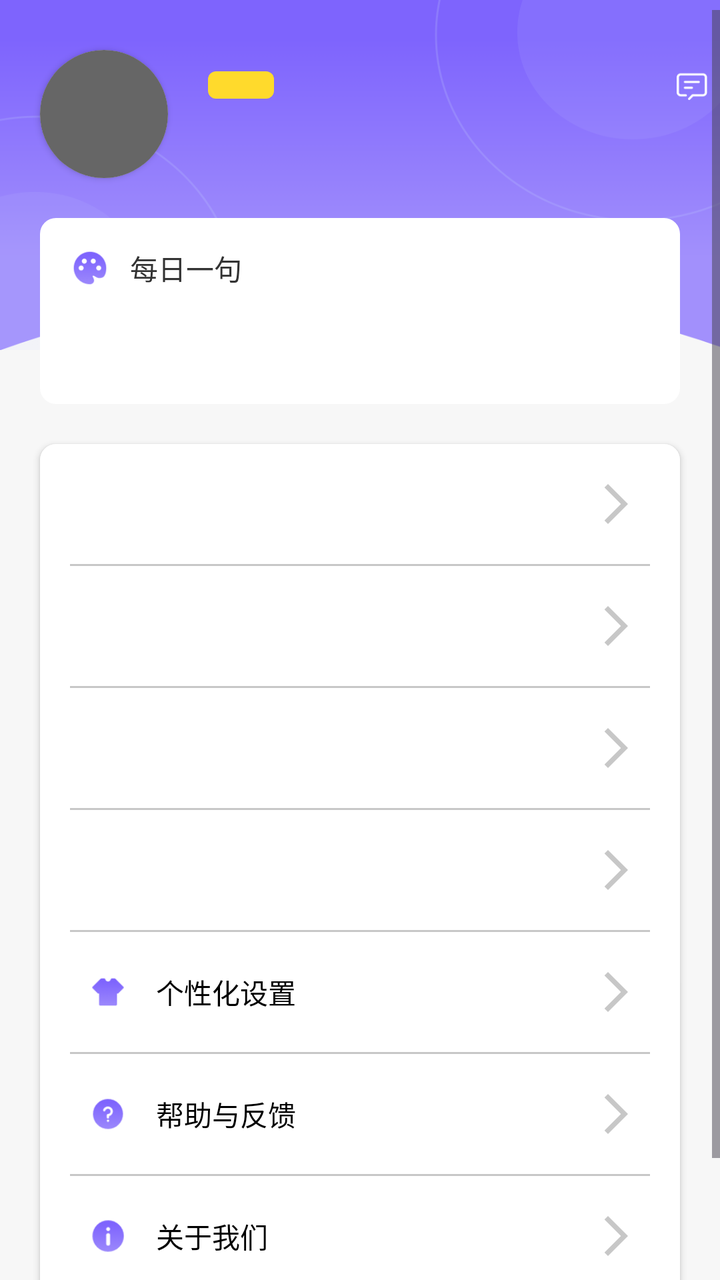
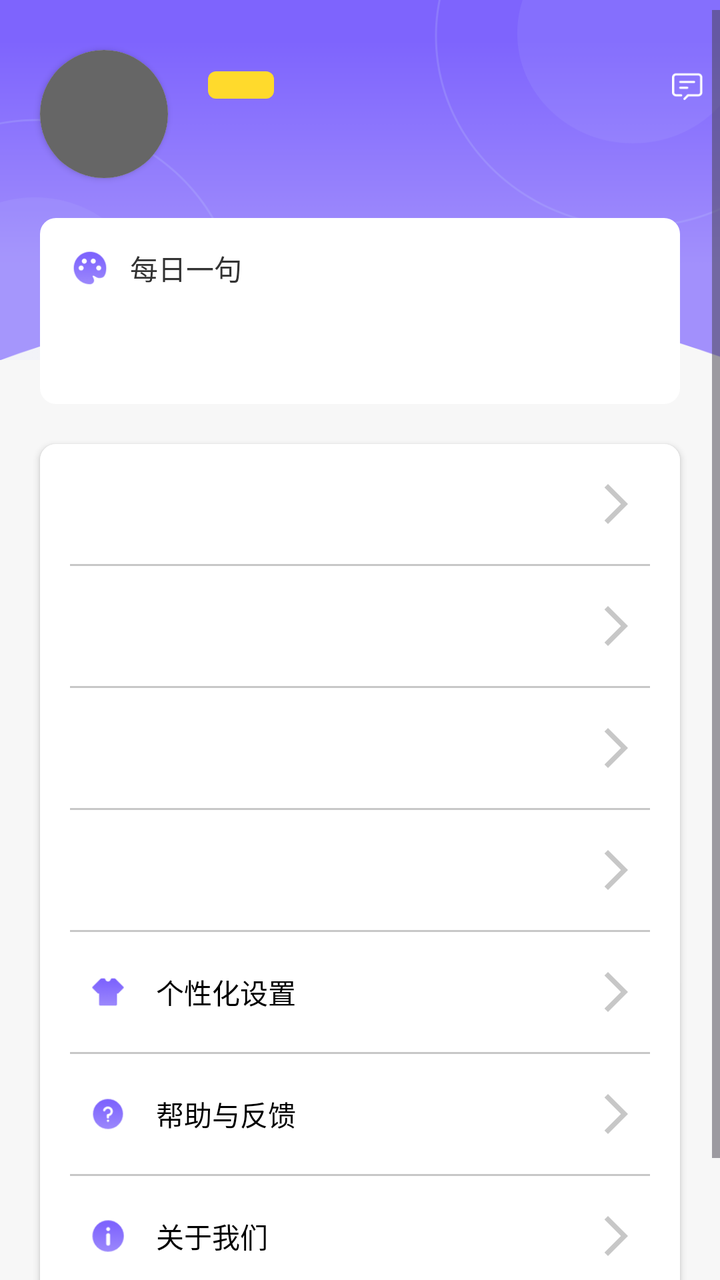

Screens rendered from an Android XML layout before and after an edit, with the pre-edit source and the edit as a unified diff.
<!-- AndroidManifest.xml: application theme Theme.AIDraw -->
<!-- res/layout/fragment_personal.xml -->
<?xml version="1.0" encoding="utf-8"?>
<androidx.constraintlayout.widget.ConstraintLayout xmlns:android="http://schemas.android.com/apk/res/android"
    xmlns:app="http://schemas.android.com/apk/res-auto"
    xmlns:tools="http://schemas.android.com/tools"
    android:layout_width="match_parent"
    android:layout_height="match_parent"
    android:background="#F7F7F7"
    tools:context=".PersonalFragment">

    <View
        android:id="@+id/view"
        android:layout_width="match_parent"
        android:layout_height="175dp"
        android:background="@drawable/mine_top"
        app:layout_constraintTop_toTopOf="parent" />

    <ScrollView
        android:layout_width="0dp"
        android:layout_height="0dp"
        android:layout_marginTop="5dp"
        app:layout_constraintBottom_toBottomOf="parent"
        app:layout_constraintEnd_toEndOf="parent"
        app:layout_constraintStart_toStartOf="parent"
        app:layout_constraintTop_toTopOf="parent">

        <androidx.constraintlayout.widget.ConstraintLayout
            android:layout_width="match_parent"
            android:layout_height="wrap_content">

            <androidx.cardview.widget.CardView
                android:id="@+id/cardView_head"
                android:layout_width="64dp"
                android:layout_height="64dp"
                android:layout_margin="20dp"
                app:cardCornerRadius="360dp"
                app:layout_constraintStart_toStartOf="parent"
                app:layout_constraintTop_toTopOf="parent">

                <ImageView
                    android:id="@+id/imageView_head"
                    android:layout_width="match_parent"
                    android:layout_height="match_parent"
                    android:background="#FF666666" />
            </androidx.cardview.widget.CardView>

            <androidx.constraintlayout.widget.ConstraintLayout
                android:id="@+id/linearLayout12"
                android:layout_width="280dp"
                android:layout_height="25dp"
                android:layout_marginLeft="20dp"
                android:layout_marginTop="5dp"
                android:orientation="horizontal"
                app:layout_constraintStart_toEndOf="@+id/cardView_head"
                app:layout_constraintTop_toTopOf="@+id/cardView_head">

                <TextView
                    android:id="@+id/textView_identity"
                    android:layout_width="33dp"
                    android:layout_height="wrap_content"
                    android:background="@drawable/yellow_4"
                    android:gravity="center"
                    android:textColor="#FF6B66FF"
                    android:textSize="10sp"
                    app:layout_constraintBottom_toBottomOf="parent"
                    app:layout_constraintStart_toStartOf="parent"
                    app:layout_constraintTop_toTopOf="parent" />

                <TextView
                    android:id="@+id/textView_name"
                    android:layout_width="wrap_content"
                    android:layout_height="match_parent"
                    android:layout_marginLeft="15dp"
                    android:gravity="center"
                    android:textColor="#FFFFFFFF"
                    android:textSize="14sp"
                    app:layout_constraintBottom_toBottomOf="parent"
                    app:layout_constraintStart_toEndOf="@+id/textView_identity"
                    app:layout_constraintTop_toTopOf="parent" />

                <ImageView
                    android:id="@+id/imageView_1"
                    android:layout_width="16dp"
                    android:layout_height="14.5dp"
                    android:layout_marginRight="15dp"
                    android:src="@drawable/mine_message"
                    android:scaleType="fitXY"
                    app:layout_constraintBottom_toBottomOf="parent"
                    app:layout_constraintEnd_toStartOf="@+id/imageView_2"
                    app:layout_constraintTop_toTopOf="parent" />

                <ImageView
                    android:id="@+id/imageView_2"
                    android:layout_width="14.5dp"
                    android:layout_height="13dp"
                    android:src="@drawable/mine_clock_in"
                    android:scaleType="fitXY"
                    app:layout_constraintBottom_toBottomOf="parent"
                    app:layout_constraintEnd_toEndOf="parent"
                    app:layout_constraintTop_toTopOf="parent" />
            </androidx.constraintlayout.widget.ConstraintLayout>

            <TextView
                android:id="@+id/concise"
                android:layout_width="wrap_content"
                android:layout_height="20dp"
                android:layout_marginLeft="20dp"
                android:ellipsize="end"
                android:gravity="center"
                android:maxWidth="250dp"
                android:maxLines="1"
                android:textColor="#FFFFFFFF"
                android:textSize="12sp"
                app:layout_constraintBottom_toBottomOf="@+id/cardView_head"
                app:layout_constraintStart_toEndOf="@+id/cardView_head"
                app:layout_constraintTop_toBottomOf="@+id/linearLayout12" />

            <androidx.constraintlayout.widget.ConstraintLayout
                android:id="@+id/constraintlayout"
                android:layout_width="match_parent"
                android:layout_height="wrap_content"
                android:layout_margin="20dp"
                android:background="@drawable/white_8"
                app:layout_constraintEnd_toEndOf="parent"
                app:layout_constraintStart_toStartOf="parent"
                app:layout_constraintTop_toBottomOf="@+id/cardView_head">

                <ImageView
                    android:id="@+id/imageView"
                    android:layout_width="20dp"
                    android:layout_height="20dp"
                    android:layout_margin="15dp"
                    android:src="@drawable/mine_drawing_board"
                    android:scaleType="fitXY"
                    app:layout_constraintStart_toStartOf="parent"
                    app:layout_constraintTop_toTopOf="parent" />

                <TextView
                    android:layout_width="wrap_content"
                    android:layout_height="21dp"
                    android:layout_marginLeft="10dp"
                    android:gravity="center"
                    android:text="每日一句"
                    android:textColor="#FF333333"
                    android:textSize="14sp"
                    app:layout_constraintBottom_toBottomOf="@+id/imageView"
                    app:layout_constraintStart_toEndOf="@+id/imageView"
                    app:layout_constraintTop_toTopOf="@+id/imageView" />

                <TextView
                    android:id="@+id/textView_saying"
                    android:layout_width="wrap_content"
                    android:layout_height="wrap_content"
                    android:layout_marginTop="10dp"
                    android:maxWidth="300dp"
                    android:textColor="#FF000000"
                    android:textSize="14sp"
                    app:layout_constraintStart_toStartOf="@+id/imageView"
                    app:layout_constraintTop_toBottomOf="@+id/imageView" />

                <TextView
                    android:id="@+id/textView_celebrity"
                    android:layout_width="wrap_content"
                    android:layout_height="wrap_content"
                    android:layout_marginRight="15dp"
                    android:layout_marginBottom="10dp"
                    android:textColor="#FF000000"
                    android:textSize="14sp"
                    app:layout_constraintBottom_toBottomOf="parent"
                    app:layout_constraintEnd_toEndOf="parent"
                    app:layout_constraintTop_toBottomOf="@id/textView_saying" />

            </androidx.constraintlayout.widget.ConstraintLayout>

            <androidx.cardview.widget.CardView
                android:layout_width="match_parent"
                android:layout_height="wrap_content"
                android:layout_margin="20dp"
                app:cardCornerRadius="8dp"
                app:layout_constraintBottom_toTopOf="@+id/constraintLayout_slogan"
                app:layout_constraintEnd_toEndOf="parent"
                app:layout_constraintStart_toStartOf="parent"
                app:layout_constraintTop_toBottomOf="@+id/constraintlayout">

                <LinearLayout
                    android:layout_width="match_parent"
                    android:layout_height="match_parent"
                    android:background="#FFFFFFFF"
                    android:orientation="vertical">

                    <androidx.constraintlayout.widget.ConstraintLayout
                        android:id="@+id/constraintLayout_1"
                        android:layout_width="match_parent"
                        android:layout_height="60dp">

                        <ImageView
                            android:id="@+id/imageView6"
                            android:layout_width="18dp"
                            android:layout_height="18dp"
                            android:layout_marginLeft="25dp"
                            android:scaleType="fitXY"
                            app:layout_constraintStart_toStartOf="parent"
                            app:layout_constraintBottom_toBottomOf="parent"
                            app:layout_constraintTop_toTopOf="parent" />

                        <TextView
                            android:id="@+id/textView6"
                            android:layout_width="wrap_content"
                            android:layout_height="44dp"
                            android:gravity="center"
                            android:textColor="#FF000000"
                            android:textSize="14sp"
                            android:layout_marginLeft="15dp"
                            app:layout_constraintBottom_toBottomOf="parent"
                            app:layout_constraintStart_toEndOf="@+id/imageView6"
                            app:layout_constraintTop_toTopOf="parent" />

                        <ImageView
                            android:layout_width="wrap_content"
                            android:layout_height="24dp"
                            android:layout_marginRight="20dp"
                            android:background="@drawable/arrow_forward_gray"
                            app:layout_constraintBottom_toBottomOf="@+id/textView6"
                            app:layout_constraintEnd_toEndOf="parent"
                            app:layout_constraintTop_toTopOf="@+id/textView6" />
                    </androidx.constraintlayout.widget.ConstraintLayout>

                    <View
                        android:layout_width="match_parent"
                        android:layout_height="1dp"
                        android:layout_marginLeft="15dp"
                        android:layout_marginRight="15dp"
                        android:background="#FFC7C7C7"/>

                    <androidx.constraintlayout.widget.ConstraintLayout
                        android:id="@+id/constraintLayout_2"
                        android:layout_width="match_parent"
                        android:layout_height="60dp">

                        <ImageView
                            android:id="@+id/imageView7"
                            android:layout_width="18dp"
                            android:layout_height="18dp"
                            android:layout_marginLeft="25dp"
                            android:scaleType="fitXY"
                            app:layout_constraintStart_toStartOf="parent"
                            app:layout_constraintBottom_toBottomOf="parent"
                            app:layout_constraintTop_toTopOf="parent" />

                        <TextView
                            android:id="@+id/textView7"
                            android:layout_width="wrap_content"
                            android:layout_height="44dp"
                            android:gravity="center"
                            android:textColor="#FF000000"
                            android:textSize="14sp"
                            android:layout_marginLeft="15dp"
                            app:layout_constraintBottom_toBottomOf="parent"
                            app:layout_constraintStart_toEndOf="@+id/imageView7"
                            app:layout_constraintTop_toTopOf="parent" />

                        <ImageView
                            android:layout_width="wrap_content"
                            android:layout_height="24dp"
                            android:layout_marginRight="20dp"
                            android:background="@drawable/arrow_forward_gray"
                            app:layout_constraintBottom_toBottomOf="@+id/textView7"
                            app:layout_constraintEnd_toEndOf="parent"
                            app:layout_constraintTop_toTopOf="@+id/textView7" />
                    </androidx.constraintlayout.widget.ConstraintLayout>

                    <View
                        android:layout_width="match_parent"
                        android:layout_height="1dp"
                        android:layout_marginLeft="15dp"
                        android:layout_marginRight="15dp"
                        android:background="#FFC7C7C7"/>

                    <androidx.constraintlayout.widget.ConstraintLayout
                        android:id="@+id/constraintLayout_3"
                        android:layout_width="match_parent"
                        android:layout_height="60dp">

                        <ImageView
                            android:id="@+id/imageView8"
                            android:layout_width="18dp"
                            android:layout_height="18dp"
                            android:layout_marginLeft="25dp"
                            android:scaleType="fitXY"
                            app:layout_constraintStart_toStartOf="parent"
                            app:layout_constraintBottom_toBottomOf="parent"
                            app:layout_constraintTop_toTopOf="parent" />

                        <TextView
                            android:id="@+id/textView8"
                            android:layout_width="wrap_content"
                            android:layout_height="44dp"
                            android:gravity="center"
                            android:textColor="#FF000000"
                            android:textSize="14sp"
                            android:layout_marginLeft="15dp"
                            app:layout_constraintBottom_toBottomOf="parent"
                            app:layout_constraintStart_toEndOf="@+id/imageView8"
                            app:layout_constraintTop_toTopOf="parent" />

                        <ImageView
                            android:layout_width="wrap_content"
                            android:layout_height="24dp"
                            android:layout_marginRight="20dp"
                            android:background="@drawable/arrow_forward_gray"
                            app:layout_constraintBottom_toBottomOf="@+id/textView8"
                            app:layout_constraintEnd_toEndOf="parent"
                            app:layout_constraintTop_toTopOf="@+id/textView8" />
                    </androidx.constraintlayout.widget.ConstraintLayout>

                    <View
                        android:layout_width="match_parent"
                        android:layout_height="1dp"
                        android:layout_marginLeft="15dp"
                        android:layout_marginRight="15dp"
                        android:background="#FFC7C7C7"/>

                    <androidx.constraintlayout.widget.ConstraintLayout
                        android:id="@+id/constraintLayout_4"
                        android:layout_width="match_parent"
                        android:layout_height="60dp">

                        <ImageView
                            android:id="@+id/imageView9"
                            android:layout_width="18dp"
                            android:layout_height="18dp"
                            android:layout_marginLeft="25dp"
                            android:scaleType="fitXY"
                            app:layout_constraintStart_toStartOf="parent"
                            app:layout_constraintBottom_toBottomOf="parent"
                            app:layout_constraintTop_toTopOf="parent" />

                        <TextView
                            android:id="@+id/textView9"
                            android:layout_width="wrap_content"
                            android:layout_height="44dp"
                            android:gravity="center"
                            android:textColor="#FF000000"
                            android:textSize="14sp"
                            android:layout_marginLeft="15dp"
                            app:layout_constraintBottom_toBottomOf="parent"
                            app:layout_constraintStart_toEndOf="@+id/imageView9"
                            app:layout_constraintTop_toTopOf="parent" />

                        <ImageView
                            android:layout_width="wrap_content"
                            android:layout_height="24dp"
                            android:layout_marginRight="20dp"
                            android:background="@drawable/arrow_forward_gray"
                            app:layout_constraintBottom_toBottomOf="@+id/textView9"
                            app:layout_constraintEnd_toEndOf="parent"
                            app:layout_constraintTop_toTopOf="@+id/textView9" />
                    </androidx.constraintlayout.widget.ConstraintLayout>

                    <View
                        android:layout_width="match_parent"
                        android:layout_height="1dp"
                        android:layout_marginLeft="15dp"
                        android:layout_marginRight="15dp"
                        android:background="#FFC7C7C7"/>

                    <androidx.constraintlayout.widget.ConstraintLayout
                        android:id="@+id/constraintLayout_5"
                        android:layout_width="match_parent"
                        android:layout_height="60dp">

                        <ImageView
                            android:id="@+id/imageView10"
                            android:layout_width="18dp"
                            android:layout_height="18dp"
                            android:src="@drawable/mine_personalization"
                            android:scaleType="fitXY"
                            android:layout_marginLeft="25dp"
                            app:layout_constraintStart_toStartOf="parent"
                            app:layout_constraintBottom_toBottomOf="parent"
                            app:layout_constraintTop_toTopOf="parent" />

                        <TextView
                            android:id="@+id/textView10"
                            android:layout_width="wrap_content"
                            android:layout_height="44dp"
                            android:gravity="center"
                            android:text="个性化设置"
                            android:textColor="#FF000000"
                            android:textSize="14sp"
                            android:layout_marginLeft="15dp"
                            app:layout_constraintBottom_toBottomOf="parent"
                            app:layout_constraintStart_toEndOf="@+id/imageView10"
                            app:layout_constraintTop_toTopOf="parent" />

                        <ImageView
                            android:layout_width="wrap_content"
                            android:layout_height="24dp"
                            android:layout_marginRight="20dp"
                            android:background="@drawable/arrow_forward_gray"
                            app:layout_constraintBottom_toBottomOf="@+id/textView10"
                            app:layout_constraintEnd_toEndOf="parent"
                            app:layout_constraintTop_toTopOf="@+id/textView10" />
                    </androidx.constraintlayout.widget.ConstraintLayout>

                    <View
                        android:layout_width="match_parent"
                        android:layout_height="1dp"
                        android:layout_marginLeft="15dp"
                        android:layout_marginRight="15dp"
                        android:background="#FFC7C7C7"/>

                    <androidx.constraintlayout.widget.ConstraintLayout
                        android:id="@+id/constraintLayout_6"
                        android:layout_width="match_parent"
                        android:layout_height="60dp">

                        <ImageView
                            android:id="@+id/imageView11"
                            android:layout_width="18dp"
                            android:layout_height="18dp"
                            android:src="@drawable/mine_help"
                            android:scaleType="fitXY"
                            android:layout_marginLeft="25dp"
                            app:layout_constraintStart_toStartOf="parent"
                            app:layout_constraintBottom_toBottomOf="parent"
                            app:layout_constraintTop_toTopOf="parent" />

                        <TextView
                            android:id="@+id/textView11"
                            android:layout_width="wrap_content"
                            android:layout_height="44dp"
                            android:gravity="center"
                            android:text="帮助与反馈"
                            android:textColor="#FF000000"
                            android:textSize="14sp"
                            android:layout_marginLeft="15dp"
                            app:layout_constraintBottom_toBottomOf="parent"
                            app:layout_constraintStart_toEndOf="@+id/imageView11"
                            app:layout_constraintTop_toTopOf="parent" />

                        <ImageView
                            android:layout_width="wrap_content"
                            android:layout_height="24dp"
                            android:layout_marginRight="20dp"
                            android:background="@drawable/arrow_forward_gray"
                            app:layout_constraintBottom_toBottomOf="@+id/textView11"
                            app:layout_constraintEnd_toEndOf="parent"
                            app:layout_constraintTop_toTopOf="@+id/textView11" />
                    </androidx.constraintlayout.widget.ConstraintLayout>

                    <View
                        android:layout_width="match_parent"
                        android:layout_height="1dp"
                        android:layout_marginLeft="15dp"
                        android:layout_marginRight="15dp"
                        android:background="#FFC7C7C7"/>

                    <androidx.constraintlayout.widget.ConstraintLayout
                        android:id="@+id/constraintLayout_7"
                        android:layout_width="match_parent"
                        android:layout_height="60dp">

                        <ImageView
                            android:id="@+id/imageView12"
                            android:layout_width="18dp"
                            android:layout_height="18dp"
                            android:src="@drawable/mine_about_us"
                            android:scaleType="fitXY"
                            android:layout_marginLeft="25dp"
                            app:layout_constraintStart_toStartOf="parent"
                            app:layout_constraintBottom_toBottomOf="parent"
                            app:layout_constraintTop_toTopOf="parent" />

                        <TextView
                            android:id="@+id/textView12"
                            android:layout_width="wrap_content"
                            android:layout_height="44dp"
                            android:gravity="center"
                            android:text="关于我们"
                            android:textColor="#FF000000"
                            android:textSize="14sp"
                            android:layout_marginLeft="15dp"
                            app:layout_constraintBottom_toBottomOf="parent"
                            app:layout_constraintStart_toEndOf="@+id/imageView12"
                            app:layout_constraintTop_toTopOf="parent" />

                        <ImageView
                            android:layout_width="wrap_content"
                            android:layout_height="24dp"
                            android:layout_marginRight="20dp"
                            android:background="@drawable/arrow_forward_gray"
                            app:layout_constraintBottom_toBottomOf="@+id/textView12"
                            app:layout_constraintEnd_toEndOf="parent"
                            app:layout_constraintTop_toTopOf="@+id/textView12" />
                    </androidx.constraintlayout.widget.ConstraintLayout>
                </LinearLayout>
            </androidx.cardview.widget.CardView>

            <androidx.constraintlayout.widget.ConstraintLayout
                android:id="@+id/constraintLayout_slogan"
                android:layout_width="wrap_content"
                android:layout_height="wrap_content"
                android:layout_marginTop="40dp"
                app:layout_constraintBottom_toBottomOf="parent"
                app:layout_constraintEnd_toEndOf="parent"
                app:layout_constraintStart_toStartOf="parent">

                <View
                    android:id="@+id/view2"
                    android:layout_width="30dp"
                    android:layout_height="1dp"
                    android:background="#FF999999"
                    app:layout_constraintTop_toTopOf="parent"
                    app:layout_constraintBottom_toBottomOf="parent"
                    app:layout_constraintStart_toStartOf="parent"/>

                <TextView
                    android:layout_width="wrap_content"
                    android:layout_height="wrap_content"
                    android:textColor="#FF999999"
                    android:textSize="13sp"
                    android:text="彩墨点点  趣味连连"
                    android:layout_margin="10dp"
                    app:layout_constraintTop_toTopOf="parent"
                    app:layout_constraintBottom_toBottomOf="parent"
                    app:layout_constraintStart_toEndOf="@+id/view2"
                    app:layout_constraintEnd_toStartOf="@+id/view3"/>

                <View
                    android:id="@+id/view3"
                    android:layout_width="30dp"
                    android:layout_height="1dp"
                    android:background="#FF999999"
                    app:layout_constraintTop_toTopOf="parent"
                    app:layout_constraintBottom_toBottomOf="parent"
                    app:layout_constraintEnd_toEndOf="parent"/>
            </androidx.constraintlayout.widget.ConstraintLayout>
        </androidx.constraintlayout.widget.ConstraintLayout>
    </ScrollView>
</androidx.constraintlayout.widget.ConstraintLayout>
<!-- resources referenced by this layout -->
<resources>
  <!-- drawable arrow_forward_gray (drawable) -->
  <vector android:autoMirrored="true" android:height="24dp"
      android:tint="#C7C7C7" android:viewportHeight="24"
      android:viewportWidth="24" android:width="24dp" xmlns:android="http://schemas.android.com/apk/res/android">
      <path android:fillColor="@android:color/white" android:pathData="M6.23,20.23l1.77,1.77l10,-10l-10,-10l-1.77,1.77l8.23,8.23z"/>
  </vector>
  <!-- drawable mine_about_us: png bitmap (drawable, 1135 bytes) -->
  <!-- drawable mine_clock_in: png bitmap (drawable, 764 bytes) -->
  <!-- drawable mine_drawing_board: png bitmap (drawable, 1633 bytes) -->
  <!-- drawable mine_help: png bitmap (drawable, 1227 bytes) -->
  <!-- drawable mine_message: png bitmap (drawable, 620 bytes) -->
  <!-- drawable mine_personalization: png bitmap (drawable, 698 bytes) -->
  <!-- drawable mine_top: png bitmap (drawable, 22996 bytes) -->
  <!-- drawable white_8 (drawable) -->
  <?xml version="1.0" encoding="utf-8"?>
  
  <shape xmlns:android="http://schemas.android.com/apk/res/android"
      android:shape="rectangle">
  
      <corners
          android:radius="8dp"/>
  
      <solid
          android:color="#FFFFFFFF"/>
  </shape>
  <!-- drawable yellow_4 (drawable) -->
  <?xml version="1.0" encoding="utf-8"?>
  
  <shape xmlns:android="http://schemas.android.com/apk/res/android"
      android:shape="rectangle">
  
      <corners
          android:radius="4dp"/>
  
      <solid
          android:color="#FFFFDA2C"/>
  </shape>
  <style name="Theme.AIDraw" parent="Base.Theme.AIDraw" />
  <style name="Base.Theme.AIDraw" parent="Theme.Material3.DayNight.NoActionBar">
          
          
      </style>
</resources>

<!-- the commit's change to res/layout/fragment_personal.xml (unified diff, before → after) -->
@@ -10,7 +10,7 @@
     <View
         android:id="@+id/view"
         android:layout_width="match_parent"
-        android:layout_height="175dp"
+        android:layout_height="180dp"
         android:background="@drawable/mine_top"
         app:layout_constraintTop_toTopOf="parent" />
 
@@ -90,8 +90,8 @@
 
                 <ImageView
                     android:id="@+id/imageView_2"
-                    android:layout_width="14.5dp"
-                    android:layout_height="13dp"
+                    android:layout_width="17dp"
+                    android:layout_height="16dp"
                     android:src="@drawable/mine_clock_in"
                     android:scaleType="fitXY"
                     app:layout_constraintBottom_toBottomOf="parent"
@@ -152,7 +152,7 @@
                     android:layout_height="wrap_content"
                     android:layout_marginTop="10dp"
                     android:maxWidth="300dp"
-                    android:textColor="#FF000000"
+                    android:textColor="#FF333333"
                     android:textSize="14sp"
                     app:layout_constraintStart_toStartOf="@+id/imageView"
                     app:layout_constraintTop_toBottomOf="@+id/imageView" />
@@ -163,7 +163,7 @@
                     android:layout_height="wrap_content"
                     android:layout_marginRight="15dp"
                     android:layout_marginBottom="10dp"
-                    android:textColor="#FF000000"
+                    android:textColor="#FF333333"
                     android:textSize="14sp"
                     app:layout_constraintBottom_toBottomOf="parent"
                     app:layout_constraintEnd_toEndOf="parent"
